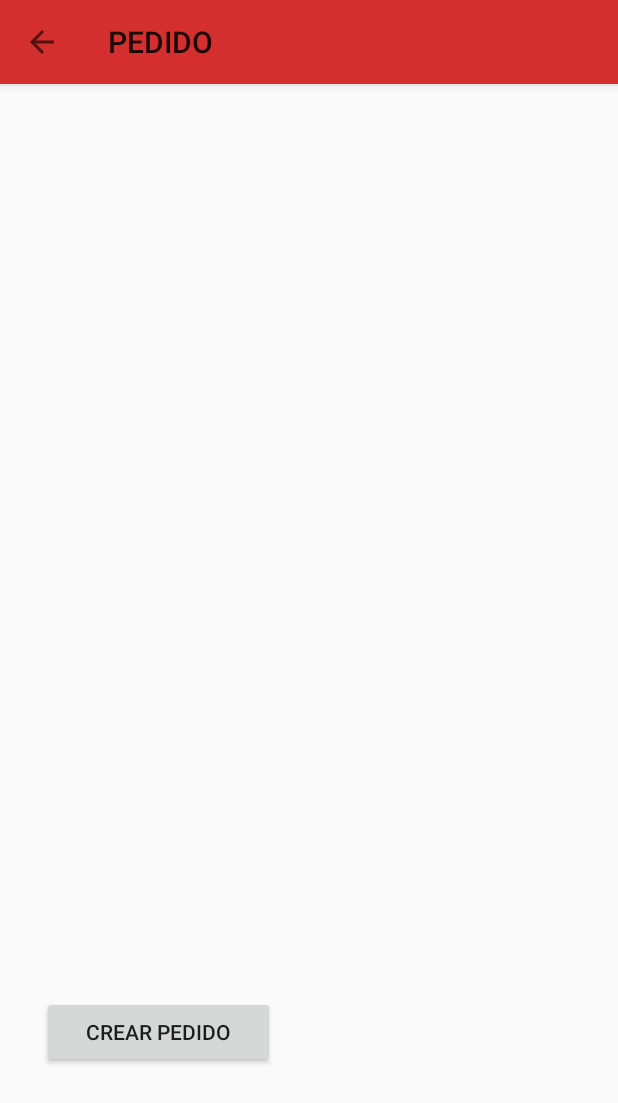
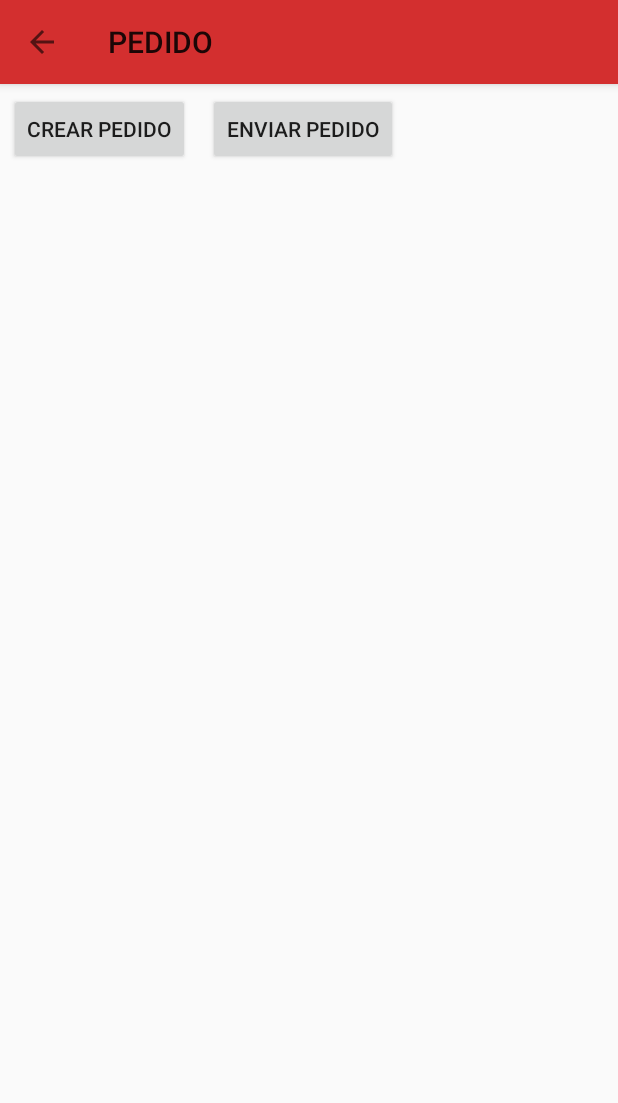
Before and after one commit to GonzaloBernard/SendMeal-1, an Android app: the AltaPedido screen opened directly, with no data from a screen before it, on a phone screen of 412 x 824 dp. Shown: the top 1103 px of the screen. Run offline under Robolectric (Android 15) with nearby library versions, the phone set to English and light mode, and no system bars.

Commit message:
Nada importante

```diff
--- a/app/src/main/java/com/example/sendmeal/AltaPedido.java
+++ b/app/src/main/java/com/example/sendmeal/AltaPedido.java
@@ -13,8 +13,6 @@ import androidx.appcompat.app.AppCompatActivity;
 import androidx.appcompat.widget.Toolbar;
 
 public class AltaPedido extends AppCompatActivity {
-
-    private Context context = getApplicationContext();
 
     @Override
     public boolean onCreateOptionsMenu(Menu menu) {
@@ -34,7 +32,6 @@ public class AltaPedido extends AppCompatActivity {
 
     @Override
     protected void onCreate(Bundle savedInstanceState) {
-        System.out.println("create");
         super.onCreate(savedInstanceState);
         setContentView(R.layout.activity_alta_pedido);
         try {
--- a/app/src/main/java/com/example/sendmeal/PlatoAdapter.java
+++ b/app/src/main/java/com/example/sendmeal/PlatoAdapter.java
@@ -69,9 +69,6 @@ public class PlatoAdapter extends RecyclerView.Adapter<PlatoAdapter.PlatoHolder>
 
             @Override
             public void onClick(View view) {
-
-                platosPedido.add(plato);
-
             }
         });
 
--- a/app/src/main/res/layout/activity_alta_pedido.xml
+++ b/app/src/main/res/layout/activity_alta_pedido.xml
@@ -1,5 +1,5 @@
 <?xml version="1.0" encoding="utf-8"?>
-<androidx.constraintlayout.widget.ConstraintLayout xmlns:android="http://schemas.android.com/apk/res/android"
+<LinearLayout xmlns:android="http://schemas.android.com/apk/res/android"
     xmlns:app="http://schemas.android.com/apk/res-auto"
     xmlns:tools="http://schemas.android.com/tools"
     android:layout_width="match_parent"
@@ -13,27 +13,27 @@
         android:layout_height="?attr/actionBarSize"
         android:background="?attr/colorPrimary"
         android:elevation="4dp"
-        app:layout_constraintTop_toTopOf="parent"
         app:popupTheme="@style/ThemeOverlay.AppCompat.Light"
         app:title="@string/tituloToolbarPedido" />
 
-    <Button
-        android:id="@+id/buttonCrearPedido"
-        android:layout_width="155dp"
-        android:layout_height="wrap_content"
-        android:layout_marginStart="28dp"
-        android:layout_marginTop="664dp"
-        android:text="@string/crearPedido"
-        app:layout_constraintStart_toStartOf="parent"
-        app:layout_constraintTop_toTopOf="parent" />
+    <LinearLayout
+        android:layout_width="match_parent"
+        android:layout_height="match_parent"
+        android:orientation="horizontal">
 
-    <Button
-        android:id="@+id/buttonEnviarPedido"
-        android:layout_width="152dp"
-        android:layout_height="49dp"
-        android:text="@string/enviarPedido"
-        tools:ignore="MissingConstraints"
-        tools:layout_editor_absoluteX="243dp"
-        tools:layout_editor_absoluteY="666dp" />
+        <Button
+            android:id="@+id/buttonCrearPedido"
+            android:layout_width="wrap_content"
+            android:layout_height="wrap_content"
+            android:layout_margin="@dimen/margin"
+            android:text="@string/crearPedido" />
 
-</androidx.constraintlayout.widget.ConstraintLayout>
+        <Button
+            android:id="@+id/buttonEnviarPedido"
+            android:layout_width="wrap_content"
+            android:layout_height="wrap_content"
+            android:layout_margin="@dimen/margin"
+            android:text="@string/enviarPedido" />
+    </LinearLayout>
+
+</LinearLayout>
```
